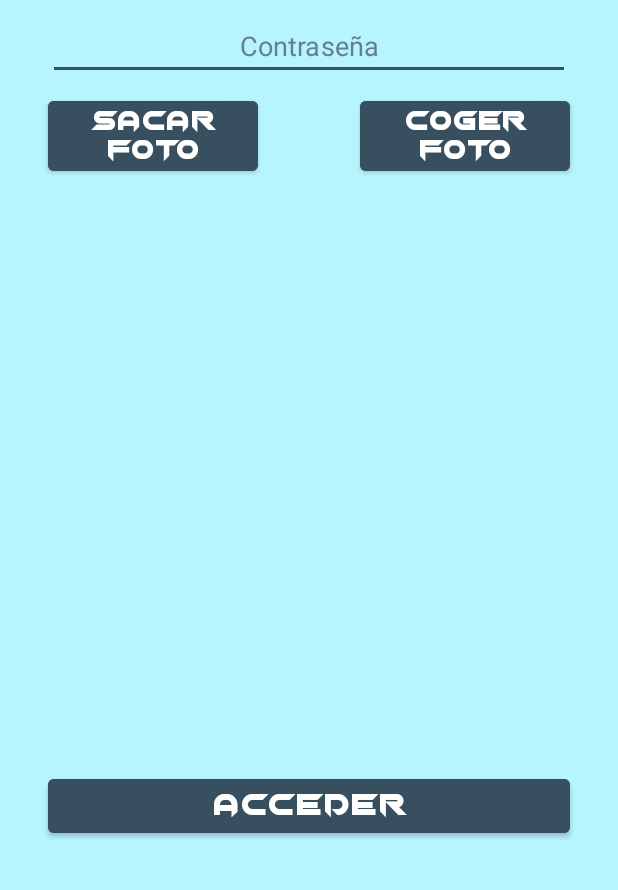
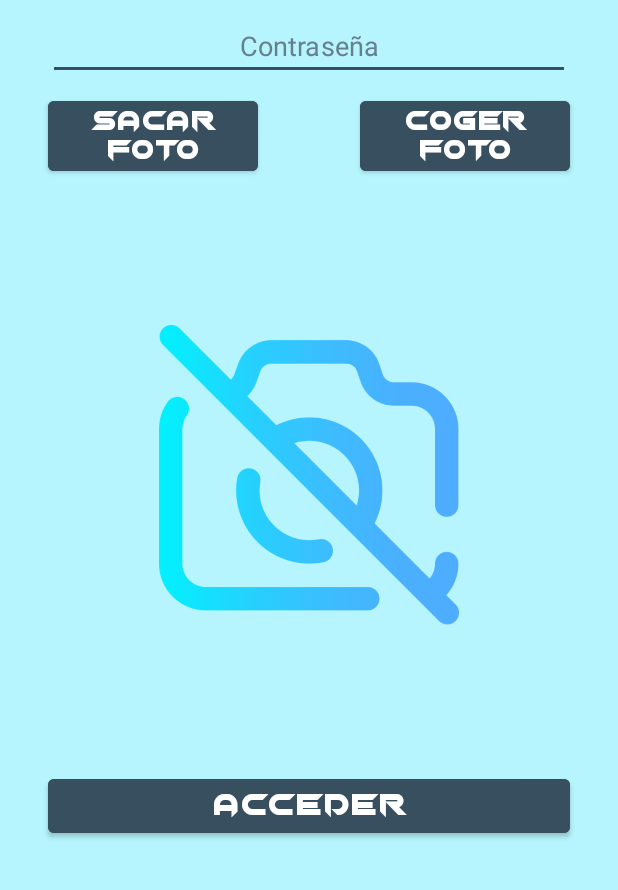
Before and after one commit to JuanmaGaitan24/RegistroMisDeportes, an Android app: the layout activity_main.xml on its own in the app's theme, with its tools: preview values and no code run, on a phone screen of 412 x 824 dp, the part 346-1236 px from its top. Run offline under Robolectric (Android 15) with nearby library versions, the phone set to English and light mode, and no system bars.

Commit message:
SportTracker V2

```diff
--- a/app/src/main/res/layout/activity_main.xml
+++ b/app/src/main/res/layout/activity_main.xml
@@ -118,9 +118,11 @@
         android:id="@+id/imageViewFotoPerfil"
         android:layout_width="200dp"
         android:layout_height="200dp"
+        android:visibility="visible"
         app:layout_constraintBottom_toTopOf="@+id/buttonAcceder"
         app:layout_constraintEnd_toEndOf="parent"
         app:layout_constraintStart_toStartOf="parent"
-        app:layout_constraintTop_toBottomOf="@+id/buttonSacarFoto" />
+        app:layout_constraintTop_toBottomOf="@+id/buttonSacarFoto"
+        tools:srcCompat="@drawable/nophoto" />
 
 </androidx.constraintlayout.widget.ConstraintLayout>
--- /dev/null
+++ b/app/src/main/res/xml/filepaths.xml
@@ -0,0 +1,6 @@
+<?xml version="1.0" encoding="utf-8" ?>
+<paths>
+    <external-files-path
+        name="misimagenes"
+        path="."/>
+</paths>
```
Also changed, not shown: app/src/main/AndroidManifest.xml (+10 -0 lines), app/src/main/java/com/example/registromisdeportes/MainActivity.java (+20 -1 lines), app/src/main/res/drawable/nophoto.webp (added).
